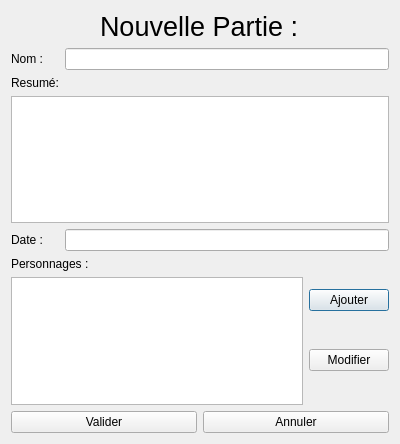
Qt form fenetre/formNouvellePartie.ui (helarion/Application-JDR) before a commit.
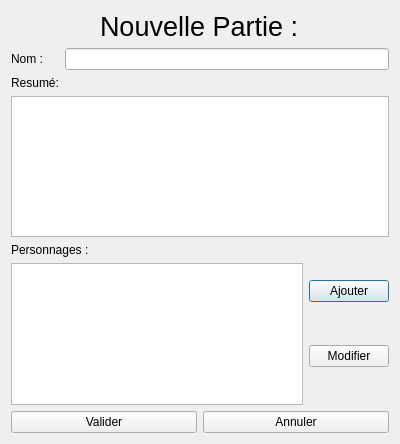
The same form after that commit.

The edit to the form file:
```diff
--- a/fenetre/formNouvellePartie.ui
+++ b/fenetre/formNouvellePartie.ui
@@ -51,16 +51,6 @@
        </property>
       </widget>
      </item>
-     <item row="4" column="0">
-      <widget class="QLabel" name="label_2">
-       <property name="text">
-        <string>Date :</string>
-       </property>
-      </widget>
-     </item>
-     <item row="4" column="1">
-      <widget class="QLineEdit" name="date"/>
-     </item>
      <item row="3" column="0" colspan="2">
       <widget class="QTextEdit" name="resumePartie"/>
      </item>
```
Left out of the diff: 6 changed lines with no effect on the pictures.
